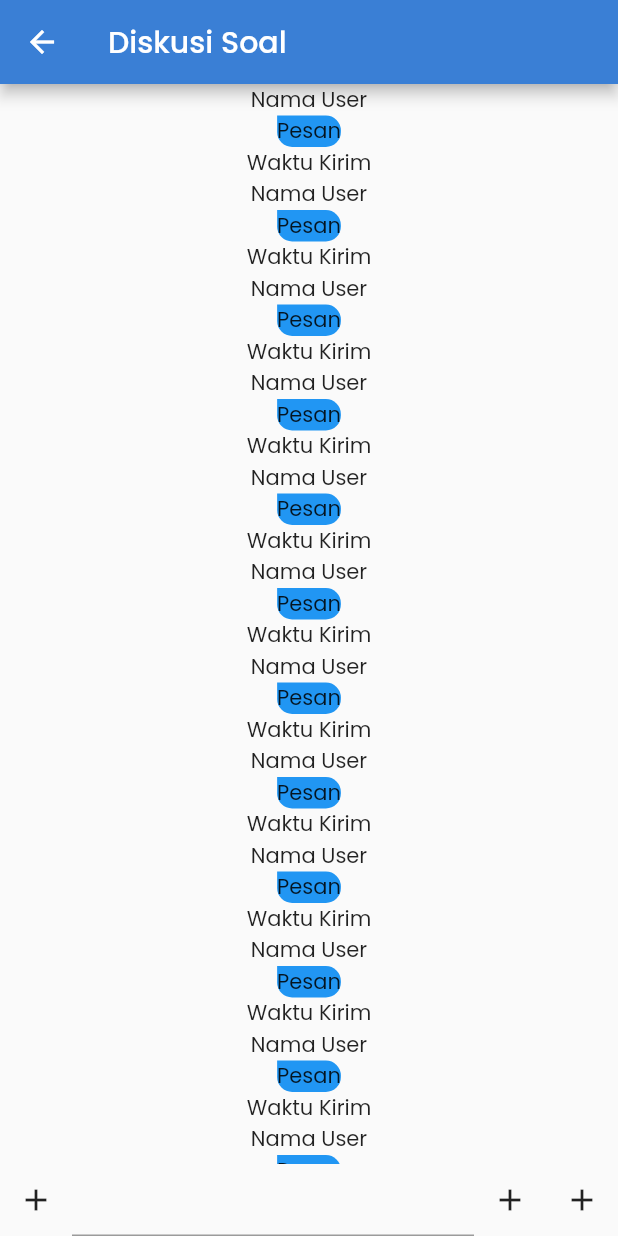
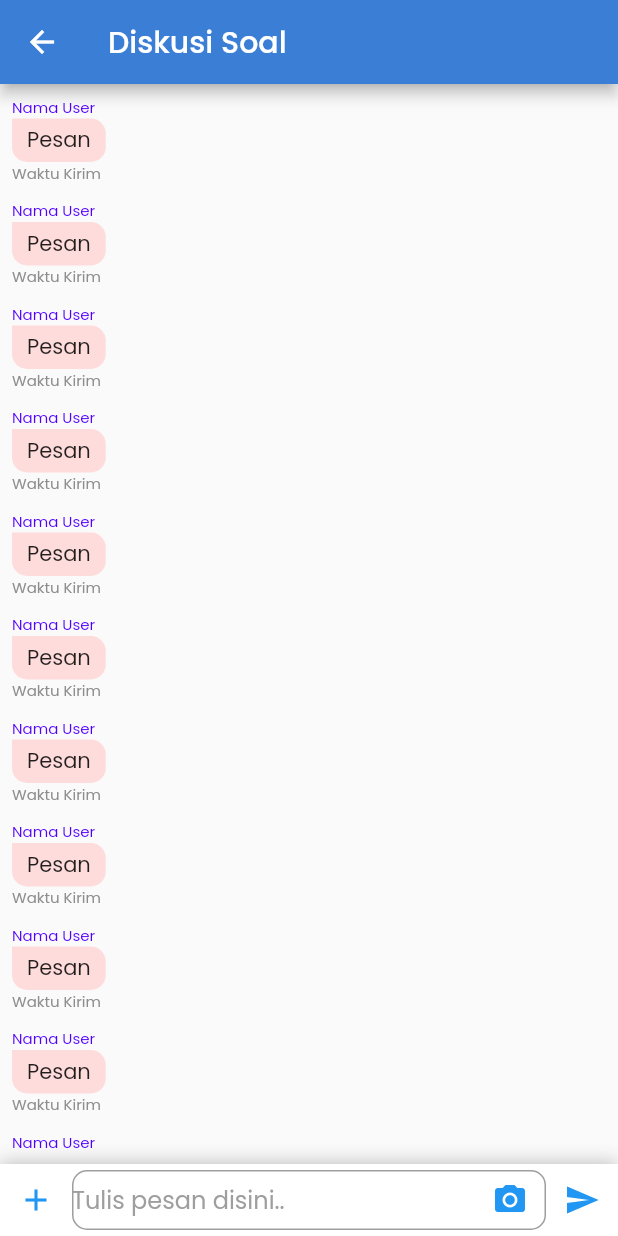
Before and after one commit to robbytrujillo/Edspert_Latihan_Soal, a Flutter app: the ChatPage screen opened directly, after a tap on the "add" icon, on a phone screen of 412 x 824 dp. Run offline on Flutter 3.47's test engine with Material 2 defaults, Android fonts, the phone set to English and light mode, and no system bars; our stand-ins replace cloud_firestore, firebase_auth, firebase_core, google_fonts, google_sign_in; missing offline and left inert: dart:html; accounts and stored records are empty.

Commit message:
Send Data to Firestore

```diff
--- a/lib/view/main/discussion/chat_page.dart
+++ b/lib/view/main/discussion/chat_page.dart
@@ -1,4 +1,7 @@
+import 'package:cloud_firestore/cloud_firestore.dart';
+import 'package:firebase_auth/firebase_auth.dart';
 import 'package:flutter/material.dart';
+import 'package:git_intro/constants/r.dart';
 
 class ChatPage extends StatefulWidget {
   const ChatPage({Key? key}) : super(key: key);
@@ -8,8 +11,15 @@ class ChatPage extends StatefulWidget {
 }
 
 class _ChatPageState extends State<ChatPage> {
+  final textController = TextEditingController();
+
   @override
   Widget build(BuildContext context) {
+    CollectionReference chat = FirebaseFirestore.instance
+        .collection("room")
+        .doc("kimia")
+        .collection("chat");
+
     return Scaffold(
       appBar: AppBar(
         title: Text("Diskusi Soal"),
@@ -17,15 +27,28 @@ class _ChatPageState extends State<ChatPage> {
       body: Column(
         children: [
           Expanded(
+            child: Padding(
+              padding: const EdgeInsets.all(8.0),
               child: ListView.builder(
                   itemBuilder: (BuildContext context, int index) {
                 return Container(
+                  margin: EdgeInsets.only(bottom: 10),
+                  width: MediaQuery.of(context).size.width * 0.8,
                   child: Column(
+                    crossAxisAlignment: CrossAxisAlignment.start,
                     children: [
-                    Text("Nama User"),
+                      Text(
+                        "Nama User",
+                        style: TextStyle(
+                          fontSize: 10,
+                          color: Color(0xff5200FF),
+                        ),
+                      ),
                       Container(
+                        padding:
+                            EdgeInsets.symmetric(horizontal: 10, vertical: 4),
                         decoration: BoxDecoration(
-                          color: Colors.blue,
+                            color: Color(0xffffdcdc),
                             borderRadius: BorderRadius.only(
                               bottomLeft: Radius.circular(10),
                               bottomRight: Radius.circular(10),
@@ -33,37 +56,95 @@ class _ChatPageState extends State<ChatPage> {
                             )),
                         child: Text("Pesan"),
                       ),
-                    Text("Waktu Kirim"),
+                      Text(
+                        "Waktu Kirim",
+                        style: TextStyle(
+                          fontSize: 10,
+                          color: R.colors.greySubtitleHome,
+                        ),
+                      ),
                     ],
                   ),
                 );
               }),
             ),
-          Container(
+          ),
+          SafeArea(
+            child: Container(
+              decoration: BoxDecoration(color: Colors.white, boxShadow: [
+                BoxShadow(
+                    offset: Offset(0, -1),
+                    blurRadius: 10,
+                    color: Colors.black.withOpacity(0.25))
+              ]),
               child: Row(
                 children: [
                   IconButton(
-                  icon: Icon(Icons.add),
+                    icon: Icon(
+                      Icons.add,
+                      color: Colors.blue,
+                    ),
                     onPressed: () {},
                   ),
                   Expanded(
                     child: Container(
+                      padding: EdgeInsets.symmetric(vertical: 4),
                       child: Row(
                         children: [
-                        Expanded(child: TextField()),
-                        IconButton(
-                          icon: Icon(Icons.add),
-                          onPressed: () {},
+                          Expanded(
+                              child: Container(
+                            height: 40,
+                            child: TextField(
+                              controller: textController,
+                              decoration: InputDecoration(
+                                suffixIcon: IconButton(
+                                  icon: Icon(
+                                    Icons.camera_alt,
+                                    color: Colors.blue,
                                   ),
+                                  onPressed: () {
+                                    print(textController.text);
+                                  },
+                                ),
+                                contentPadding: EdgeInsets.zero,
+                                border: OutlineInputBorder(
+                                    borderRadius: BorderRadius.circular(10)),
+                                hintText: "Tulis pesan disini..",
+                                hintStyle: TextStyle(
+                                  color: Colors.grey,
+                                ),
+                              ),
+                            ),
+                          )),
                         ],
                       ),
                     ),
                   ),
                   IconButton(
-                  icon: Icon(Icons.add),
-                  onPressed: () {},
+                    icon: Icon(
+                      Icons.send,
+                      color: Colors.blue,
+                    ),
+                    onPressed: () {
+                      if (textController.text.isEmpty) {
+                        return;
+                      }
+                      print(textController.text);
+                      final user = FirebaseAuth.instance.currentUser!;
+
+                      final chatContent = {
+                        "nama": user.displayName,
+                        "uid": user.uid,
+                        "content": textController.text,
+                        "email": user.email,
+                        "photo": user.photoURL,
+                        "time": FieldValue.serverTimestamp(),
+                      };
+                      chat.add(chatContent);
+                    },
                   ),
                 ],
+              ),
             ),
           )
         ],
--- a/pubspec.yaml
+++ b/pubspec.yaml
@@ -35,6 +35,7 @@ dependencies:
     sdk: flutter
   google_fonts: ^2.3.1
   google_sign_in: ^5.3.0
+  intl: ^0.17.0
   shared_preferences: ^2.0.13
 
 dev_dependencies:
```
Also changed, not shown: pubspec.lock, 1 other file. Lines whose indentation alone changed are shown as unchanged.
